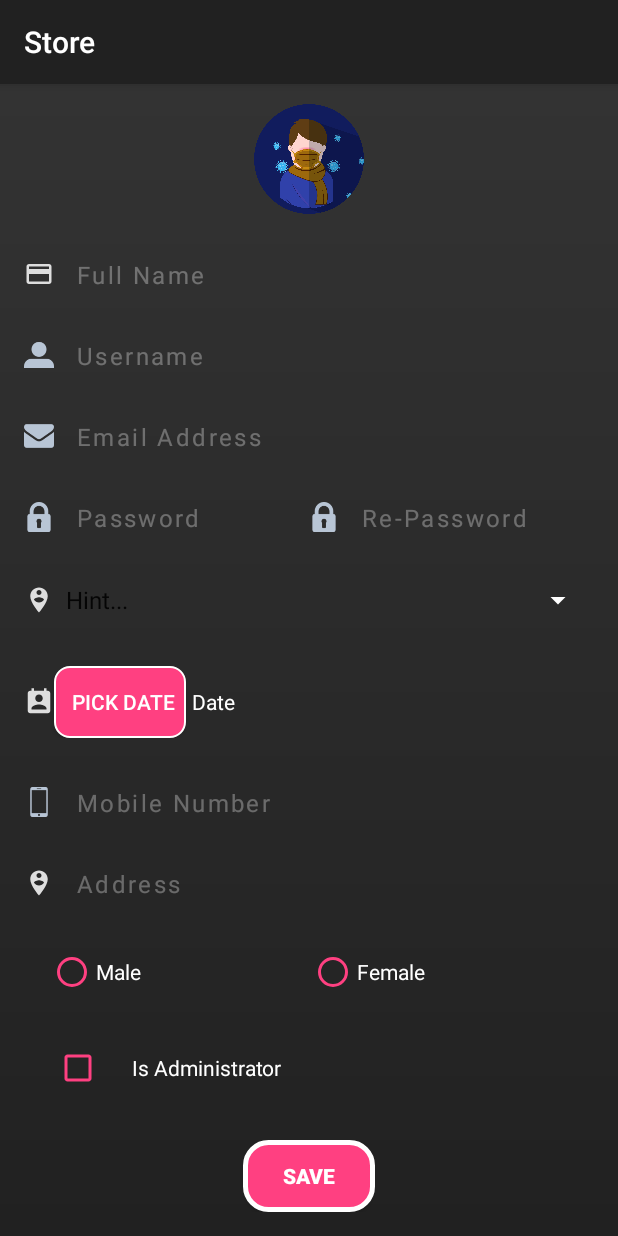
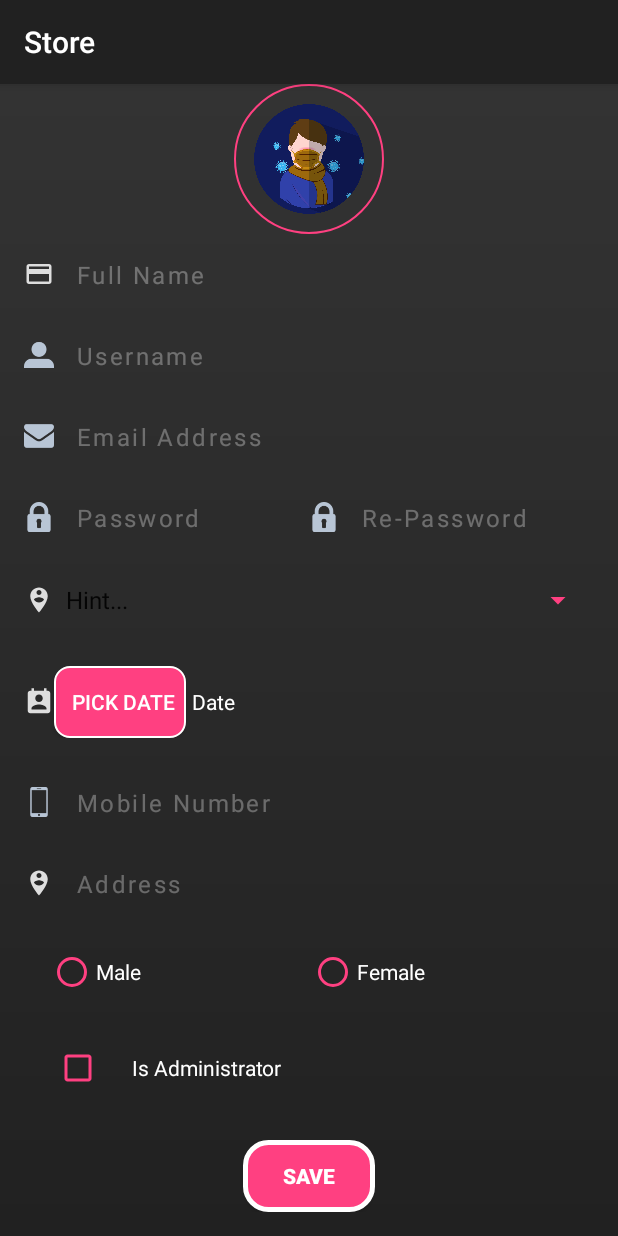
Before and after one commit to AhmedAfifi1999/Store_App, an Android app: the screen it shows after launch (Sign_up), on a phone screen of 412 x 824 dp. Run offline under Robolectric (Android 15) with nearby library versions, the phone set to English and light mode, and no system bars.

Commit message:
design sign up part five maybe last update >

```diff
--- /dev/null
+++ b/app/src/main/res/drawable/personal_img.xml
@@ -0,0 +1,5 @@
+<?xml version="1.0" encoding="utf-8"?>
+<shape xmlns:android="http://schemas.android.com/apk/res/android">
+<stroke android:color="@color/colorAccent"  android:width="1dp"/>
+    <corners android:radius="360dp" />
+</shape>
--- a/app/src/main/res/layout/activity_sign_up.xml
+++ b/app/src/main/res/layout/activity_sign_up.xml
@@ -24,7 +24,9 @@
                 <ImageView
                     android:layout_width="100dp"
                     android:layout_height="100dp"
-                    android:src="@drawable/person" />
+                    android:src="@drawable/person"
+                    android:background="@drawable/personal_img"
+                    />
             </LinearLayout>
 
             <!-- inputs  -->
@@ -188,7 +190,7 @@
                     android:layout_weight="1"
 
                     android:popupBackground="#D3D5D3"
-                    android:backgroundTint="@color/white"
+                    android:backgroundTint="@color/colorAccent"
                     android:entries="@array/Country"
                     />
 
@@ -321,7 +323,6 @@
 
 
             </LinearLayout>
-
             <LinearLayout
                 android:layout_width="match_parent"
                 android:layout_height="wrap_content"
```
